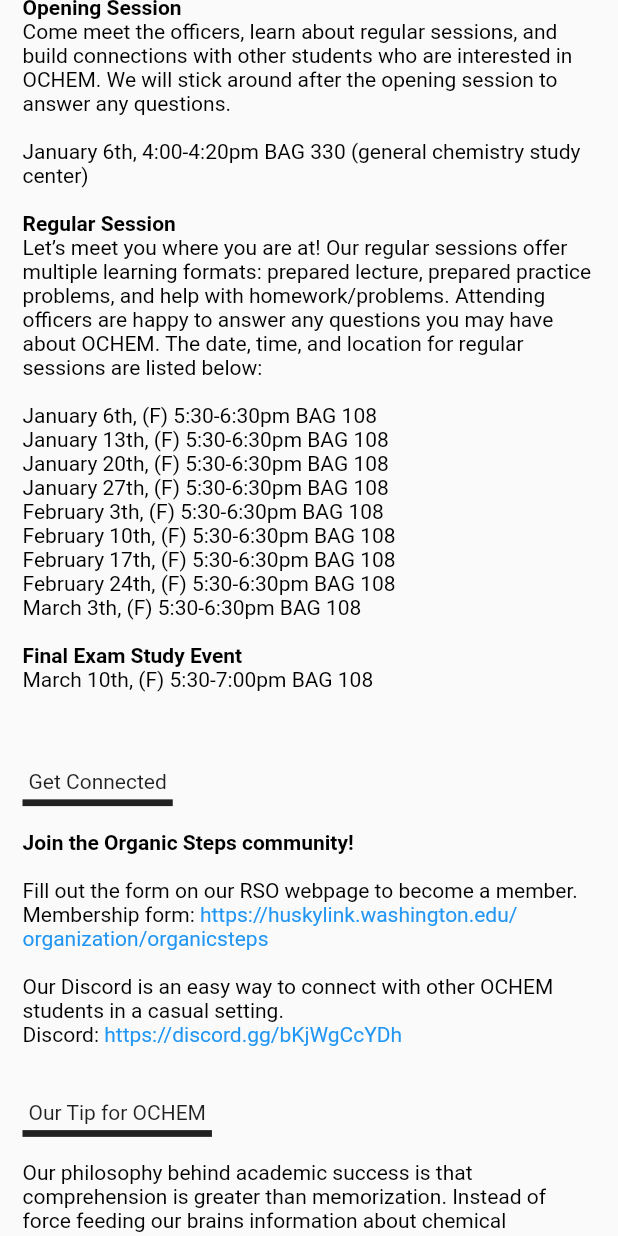
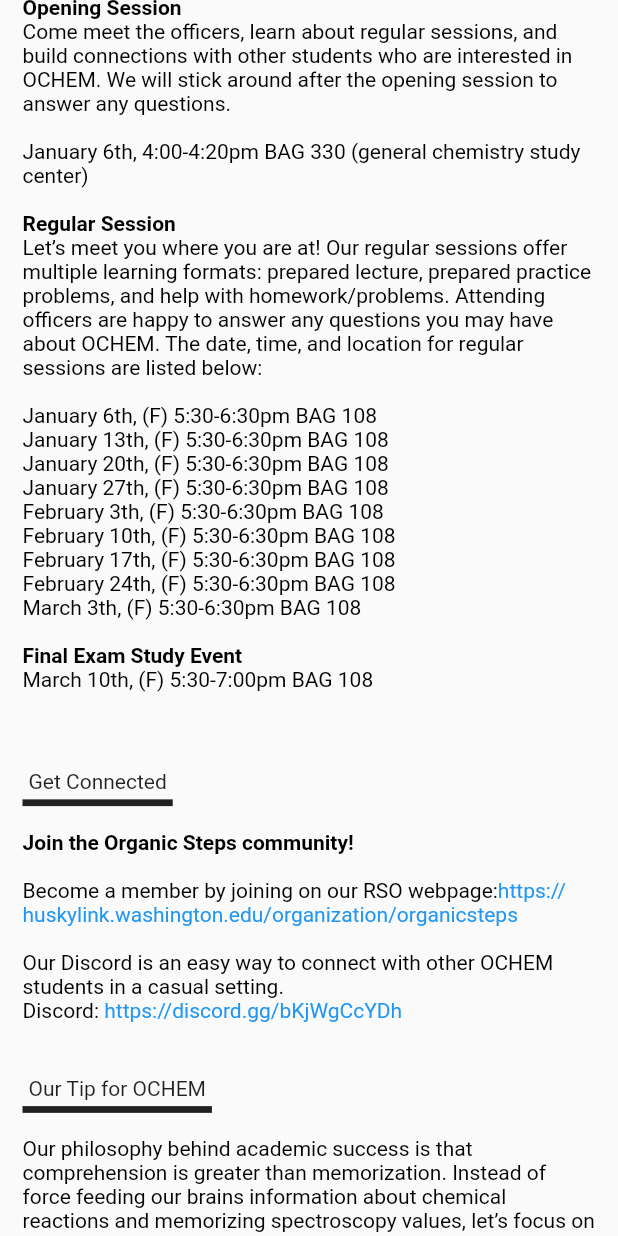
Before and after one commit to GithubN0ob/organic-steps, a Flutter app: the screen it shows after launch, scrolled down 576 dp, on a phone screen of 412 x 824 dp. Run offline on Flutter 3.47's test engine with Material 2 defaults, Android fonts, the light colour scheme and no system bars.

Commit message:
changed rso link text

```diff
--- a/lib/commons/contents.dart
+++ b/lib/commons/contents.dart
@@ -113,8 +113,7 @@ RichText get_connected_richtext = RichText(
             '''
 
 
-Fill out the form on our RSO webpage to become a member.
-Membership form: ''',
+Become a member by joining on our RSO webpage:''',
       ),
       TextSpan(
         text: 'https://huskylink.washington.edu/organization/organicsteps',
```
